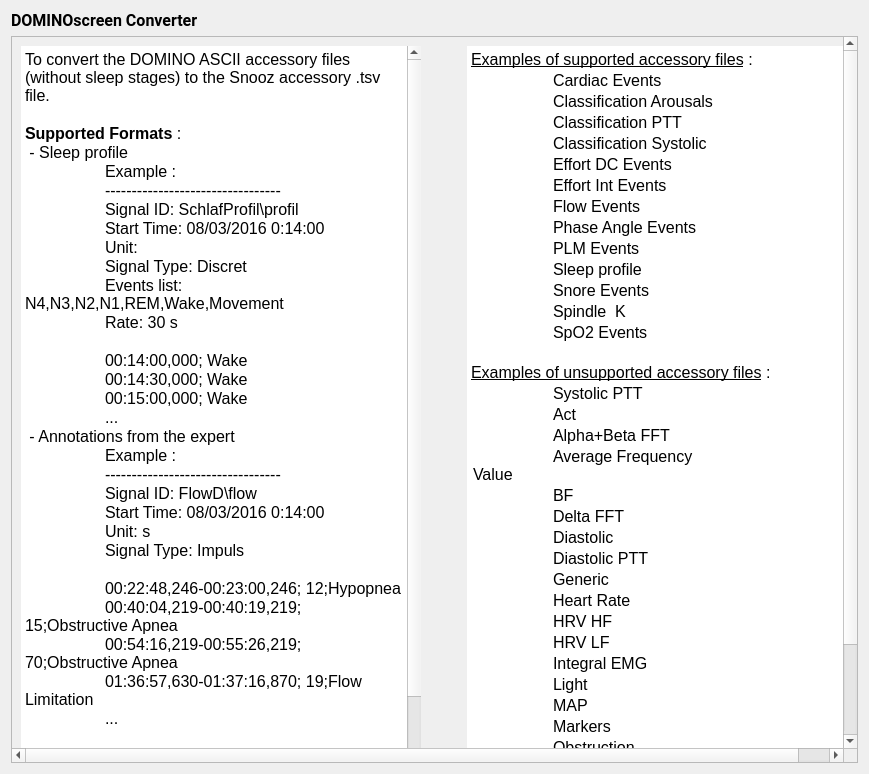
Qt form tools/CEAMSTools/ConvertDOMINO/IntroStep/Ui_IntroStep.ui (SnoozToolbox/snooz-package-ceams) before a commit.
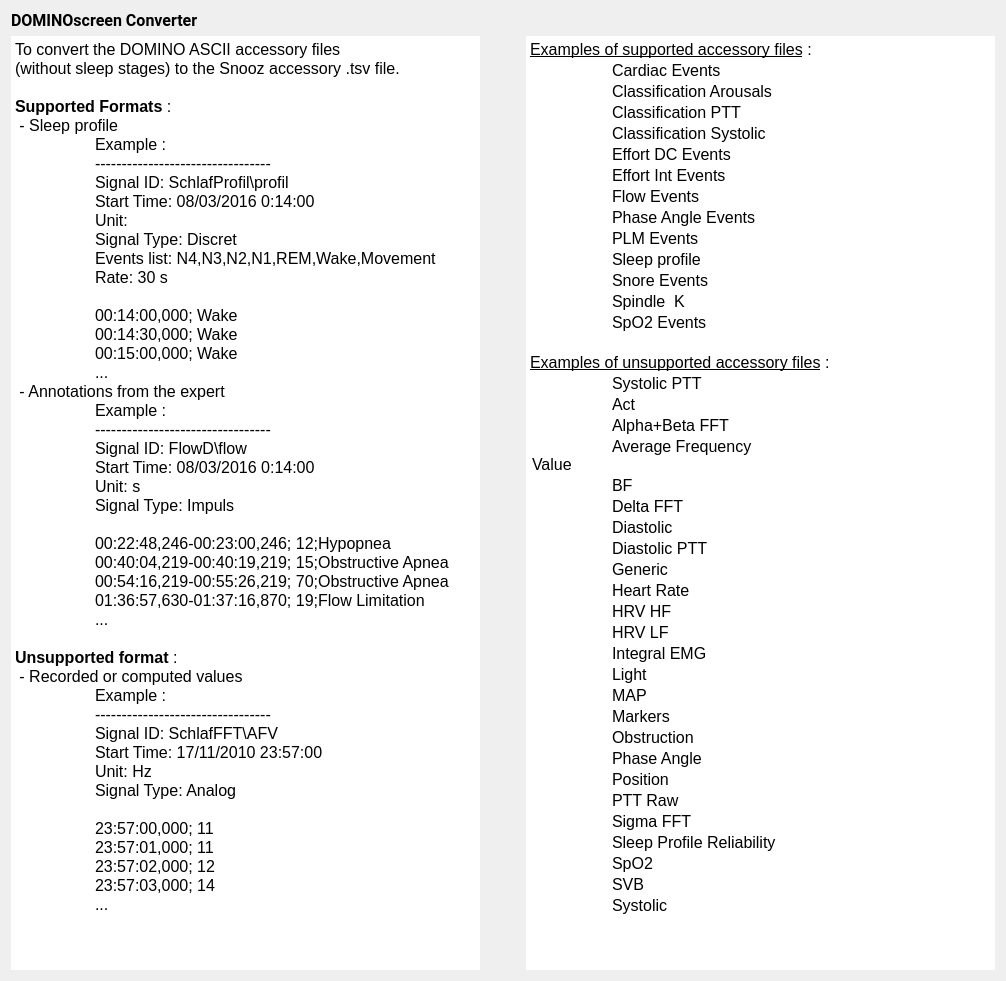
The same form after that commit.

Commit message: Remove scrolling from tools, as it is now handled by the Snooz architecture for a better fit in small windows.

What changed in the file:
```diff
--- a/tools/CEAMSTools/ConvertDOMINO/IntroStep/Ui_IntroStep.ui
+++ b/tools/CEAMSTools/ConvertDOMINO/IntroStep/Ui_IntroStep.ui
@@ -6,8 +6,8 @@
    <rect>
     <x>0</x>
     <y>0</y>
-    <width>869</width>
-    <height>774</height>
+    <width>1006</width>
+    <height>981</height>
    </rect>
   </property>
   <property name="windowTitle">
@@ -33,27 +33,6 @@
     </widget>
    </item>
    <item>
-    <widget class="QScrollArea" name="scrollArea">
-     <property name="autoFillBackground">
-      <bool>true</bool>
-     </property>
-     <property name="widgetResizable">
-      <bool>true</bool>
-     </property>
-     <widget class="QWidget" name="scrollAreaWidgetContents">
-      <property name="geometry">
-       <rect>
-        <x>0</x>
-        <y>0</y>
-        <width>872</width>
-        <height>820</height>
-       </rect>
-      </property>
-      <property name="autoFillBackground">
-       <bool>true</bool>
-      </property>
-      <layout class="QHBoxLayout" name="horizontalLayout_2">
-       <item>
         <layout class="QHBoxLayout" name="horizontalLayout">
          <item>
           <widget class="QTextEdit" name="textEdit">
@@ -79,10 +58,13 @@
             <number>0</number>
            </property>
            <property name="verticalScrollBarPolicy">
-            <enum>Qt::ScrollBarPolicy::ScrollBarAsNeeded</enum>
+        <enum>Qt::ScrollBarPolicy::ScrollBarAlwaysOff</enum>
            </property>
            <property name="horizontalScrollBarPolicy">
-            <enum>Qt::ScrollBarPolicy::ScrollBarAsNeeded</enum>
+        <enum>Qt::ScrollBarPolicy::ScrollBarAlwaysOff</enum>
+       </property>
+       <property name="lineWrapMode">
+        <enum>QTextEdit::LineWrapMode::WidgetWidth</enum>
            </property>
            <property name="readOnly">
             <bool>true</bool>
@@ -95,7 +77,8 @@
 li.unchecked::marker { content: &quot;\2610&quot;; }
 li.checked::marker { content: &quot;\2612&quot;; }
 &lt;/style&gt;&lt;/head&gt;&lt;body style=&quot; font-family:'Roboto'; font-size:12pt; font-weight:400; font-style:normal;&quot;&gt;
-&lt;p style=&quot; margin-top:0px; margin-bottom:0px; margin-left:0px; margin-right:0px; -qt-block-indent:0; text-indent:0px;&quot;&gt;To convert the DOMINO ASCII accessory files (without sleep stages) to the Snooz accessory .tsv file.&lt;/p&gt;
+&lt;p style=&quot; margin-top:0px; margin-bottom:0px; margin-left:0px; margin-right:0px; -qt-block-indent:0; text-indent:0px;&quot;&gt;To convert the DOMINO ASCII accessory files &lt;/p&gt;
+&lt;p style=&quot; margin-top:0px; margin-bottom:0px; margin-left:0px; margin-right:0px; -qt-block-indent:0; text-indent:0px;&quot;&gt;(without sleep stages) to the Snooz accessory .tsv file.&lt;/p&gt;
 &lt;p style=&quot;-qt-paragraph-type:empty; margin-top:0px; margin-bottom:0px; margin-left:0px; margin-right:0px; -qt-block-indent:0; text-indent:0px; font-weight:600;&quot;&gt;&lt;br /&gt;&lt;/p&gt;
 &lt;p style=&quot; margin-top:0px; margin-bottom:0px; margin-left:0px; margin-right:0px; -qt-block-indent:0; text-indent:0px;&quot;&gt;&lt;span style=&quot; font-weight:600;&quot;&gt;Supported Formats&lt;/span&gt; : &lt;/p&gt;
 &lt;p style=&quot; margin-top:0px; margin-bottom:0px; margin-left:0px; margin-right:0px; -qt-block-indent:0; text-indent:0px;&quot;&gt; - Sleep profile&lt;/p&gt;
@@ -170,7 +153,7 @@
            <property name="minimumSize">
             <size>
              <width>400</width>
-             <height>800</height>
+         <height>0</height>
             </size>
            </property>
            <property name="frameShape">
@@ -183,10 +166,13 @@
             <number>0</number>
            </property>
            <property name="verticalScrollBarPolicy">
-            <enum>Qt::ScrollBarPolicy::ScrollBarAsNeeded</enum>
+        <enum>Qt::ScrollBarPolicy::ScrollBarAlwaysOff</enum>
            </property>
            <property name="horizontalScrollBarPolicy">
-            <enum>Qt::ScrollBarPolicy::ScrollBarAsNeeded</enum>
+        <enum>Qt::ScrollBarPolicy::ScrollBarAlwaysOff</enum>
+       </property>
+       <property name="lineWrapMode">
+        <enum>QTextEdit::LineWrapMode::WidgetWidth</enum>
            </property>
            <property name="readOnly">
             <bool>true</bool>
@@ -324,10 +310,6 @@
           </widget>
          </item>
         </layout>
-       </item>
-      </layout>
-     </widget>
-    </widget>
    </item>
   </layout>
  </widget>
```
Lines whose indentation alone changed are shown as unchanged. The commit also changes 59 other files.
